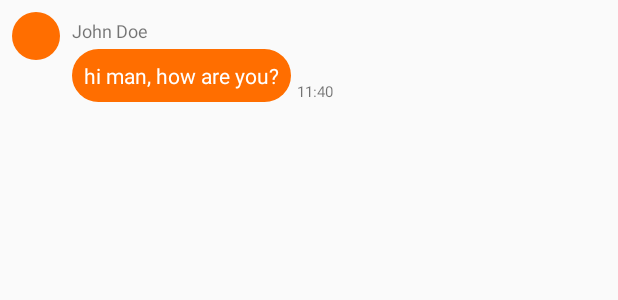
After one commit to BiswajitRout/VoiceAssistant, an Android app: the layout item_message_received.xml on its own in the app's theme, with its tools: preview values and no code run, on a phone screen of 412 x 824 dp. The commit adds this screen. Shown: the top 300 px of the screen. Run offline under Robolectric (Android 15) with nearby library versions, the phone set to English and light mode, and no system bars.

Commit message:
First demo

```diff
--- /dev/null
+++ b/app/src/main/res/drawable/circle.xml
@@ -0,0 +1,5 @@
+<?xml version="1.0" encoding="utf-8"?>
+<shape xmlns:android="http://schemas.android.com/apk/res/android"
+    android:shape="oval">
+<solid android:color="#FF6E00"/>
+</shape>
--- /dev/null
+++ b/app/src/main/res/drawable/rounded_rectangle_orange.xml
@@ -0,0 +1,14 @@
+<?xml version="1.0" encoding="utf-8"?>
+<shape xmlns:android="http://schemas.android.com/apk/res/android"
+    android:shape="rectangle" >
+
+    <!-- View background color -->
+    <solid
+        android:color="#FF6E00" >
+    </solid>
+
+    <!-- The radius makes the corners rounded -->
+    <corners
+        android:radius="20dp">
+    </corners>
+</shape>
--- /dev/null
+++ b/app/src/main/res/layout/item_message_received.xml
@@ -0,0 +1,54 @@
+<?xml version="1.0" encoding="utf-8"?>
+<android.support.constraint.ConstraintLayout
+    xmlns:android="http://schemas.android.com/apk/res/android"
+    xmlns:app="http://schemas.android.com/apk/res-auto"
+    xmlns:tools="http://schemas.android.com/tools"
+    android:layout_width="match_parent"
+    android:layout_height="wrap_content"
+    android:paddingTop="8dp">
+
+    <ImageView
+        android:id="@+id/image_message_profile"
+        android:layout_width="32dp"
+        android:layout_height="32dp"
+        android:background="@drawable/circle"
+        app:layout_constraintTop_toTopOf="parent"
+        android:layout_marginLeft="8dp"
+        app:layout_constraintLeft_toLeftOf="parent" />
+
+    <TextView
+        android:id="@+id/text_message_name"
+        android:text="John Doe"
+        android:layout_width="wrap_content"
+        android:layout_height="wrap_content"
+        android:textSize="12sp"
+        app:layout_constraintLeft_toRightOf="@+id/image_message_profile"
+        android:layout_marginLeft="8dp"
+        app:layout_constraintTop_toTopOf="parent"
+        android:layout_marginTop="4dp" />
+
+    <TextView
+        android:id="@+id/text_message_body"
+        android:text="hi man, how are you?"
+        android:background="@drawable/rounded_rectangle_orange"
+        android:layout_width="wrap_content"
+        android:layout_height="wrap_content"
+        android:maxWidth="240dp"
+        android:padding="8dp"
+        android:textColor="#ffffff"
+        android:layout_marginTop="4dp"
+        app:layout_constraintTop_toBottomOf="@+id/text_message_name"
+        app:layout_constraintLeft_toRightOf="@+id/image_message_profile"
+        android:layout_marginLeft="8dp" />
+
+    <TextView
+        android:id="@+id/text_message_time"
+        android:text="11:40"
+        android:layout_width="wrap_content"
+        android:layout_height="wrap_content"
+        android:textSize="10sp"
+        app:layout_constraintLeft_toRightOf="@+id/text_message_body"
+        android:layout_marginLeft="4dp"
+        app:layout_constraintBottom_toBottomOf="@+id/text_message_body" />
+
+</android.support.constraint.ConstraintLayout>
```
Also changed, not shown: app/src/main/java/com/biswajitapps/voiceassistant/MainActivity.kt (+21 -1 lines), app/src/main/java/com/biswajitapps/voiceassistant/adapter/MessageListAdapter.kt (added, +96 -0 lines), app/src/main/java/com/biswajitapps/voiceassistant/models/Message.kt (added, +10 -0 lines), app/src/main/java/com/biswajitapps/voiceassistant/models/User.kt (added, +9 -0 lines), app/src/main/res/drawable/rounded_rectangle_green.xml (added, +14 -0 lines), app/src/main/res/layout/activity_main.xml (+4 -3 lines), app/src/main/res/layout/item_message_sent.xml (added, +33 -0 lines).
